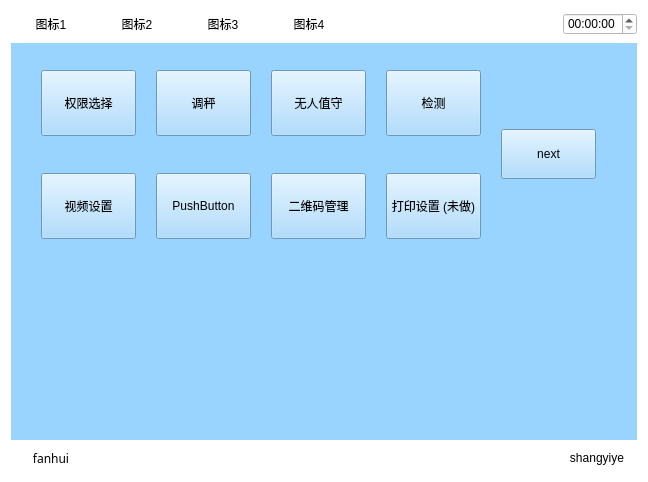
Qt form WeighSensor/page2.ui (xsw258x2s5w8/WeightSensor) before a commit.
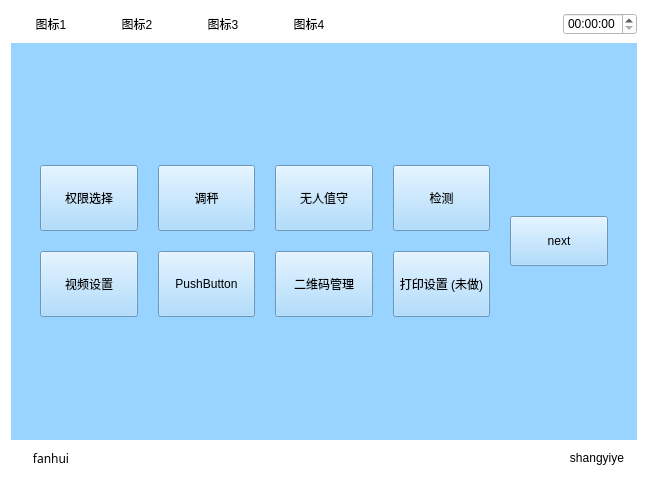
The same form after that commit.

The edit to the form file:
```diff
--- a/WeighSensor/page2.ui
+++ b/WeighSensor/page2.ui
@@ -91,15 +91,8 @@
      <property name="styleSheet">
       <string notr="true">background-color: rgb(153, 211, 255);</string>
      </property>
-     <widget class="QWidget" name="layoutWidget">
-      <property name="geometry">
-       <rect>
-        <x>10</x>
-        <y>-10</y>
-        <width>595</width>
-        <height>245</height>
-       </rect>
-      </property>
+     <layout class="QVBoxLayout" name="verticalLayout_2">
+      <item>
       <layout class="QGridLayout" name="gridLayout">
        <property name="sizeConstraint">
         <enum>QLayout::SetDefaultConstraint</enum>
@@ -237,7 +230,8 @@
         </widget>
        </item>
       </layout>
-     </widget>
+      </item>
+     </layout>
     </widget>
    </item>
    <item>
```
Lines whose indentation alone changed are shown as unchanged.
